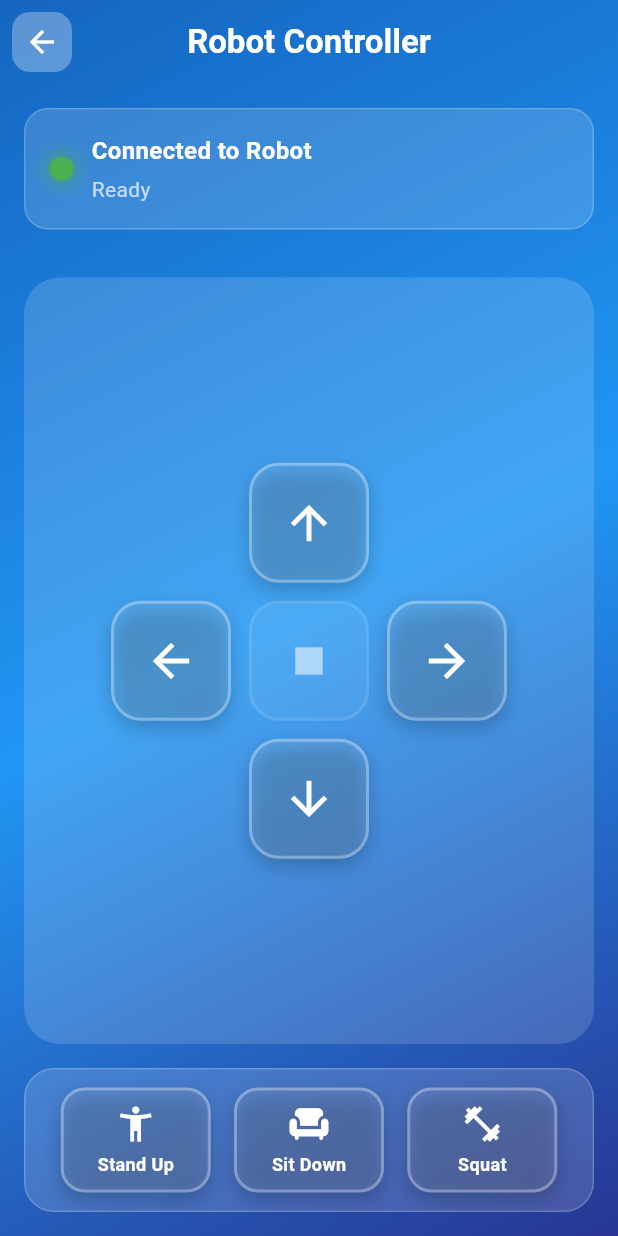
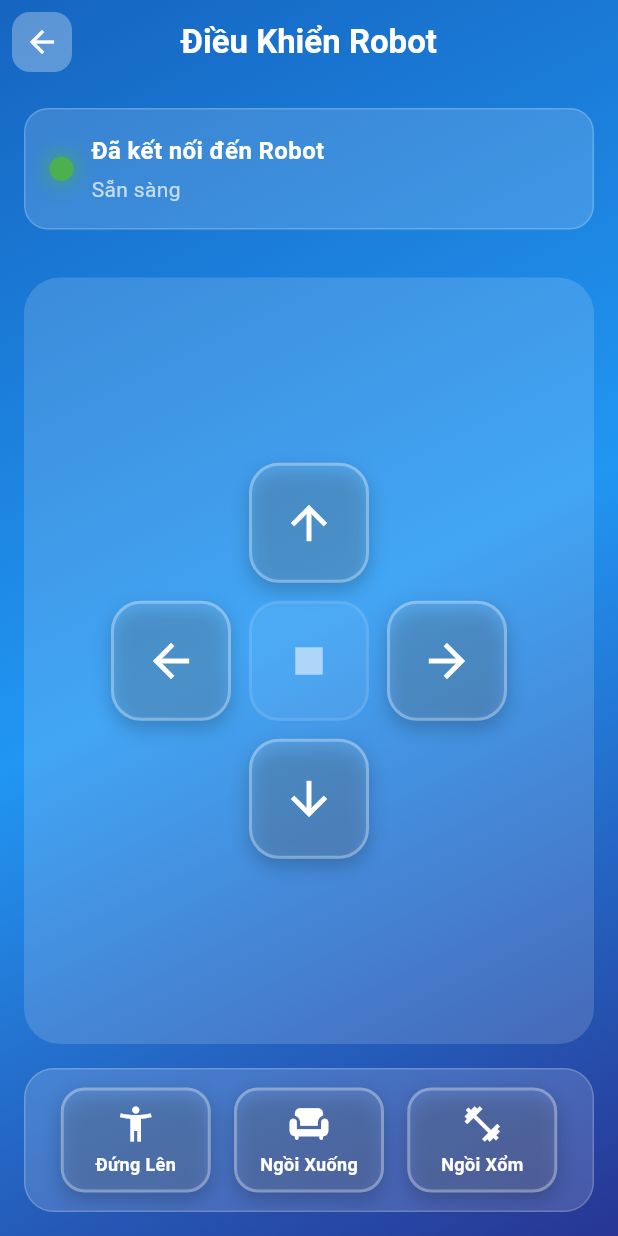
Before and after one commit to AnhnSE171217/AlphaMiniAppFSTEM, a Flutter app: the ControllerScreen screen opened directly with empty values, on a phone screen of 412 x 824 dp. Run offline on Flutter 3.47's test engine with Material 3 defaults, Android fonts, the phone set to English and light mode, and no system bars; our stand-ins replace cached_network_image, device_info_plus, firebase_auth, firebase_core, firebase_storage, flutter_blue_plus and 4 more; accounts and stored records are empty; network calls fail.

Commit message:
Changing to Vietnamese for every remain pages and reduce dance button to 14

```diff
--- a/lib/controller_screen.dart
+++ b/lib/controller_screen.dart
@@ -16,8 +16,8 @@ class ControllerScreen extends StatefulWidget {
 class _ControllerScreenState extends State<ControllerScreen>
     with SingleTickerProviderStateMixin {
   final Logger logger = Logger();
-  String connectionStatus = "Connected to Robot";
-  String lastAction = "Ready";
+  String connectionStatus = "Đã kết nối đến Robot"; // Translated
+  String lastAction = "Sẵn sàng"; // Translated
   Timer? _timer;
   final Map<String, bool> _buttonStates = {
     "Up": false,
@@ -31,9 +31,21 @@ class _ControllerScreenState extends State<ControllerScreen>
 
   // Map display names to actual commands sent
   final Map<String, String> _actionCommands = {
-    "Stand Up": "StandUp",
-    "Sit Down": "SitDown",
-    "Squat": "squat", // Display name is capitalized, but command is lowercase
+    "Đứng Lên": "StandUp", // Translated
+    "Ngồi Xuống": "SitDown", // Translated
+    "Ngồi Xổm": "squat", // Translated
+  };
+
+  // Map for user-friendly Vietnamese messages
+  final Map<String, String> _vietnameseNames = {
+    "Up": "đi lên",
+    "Down": "đi xuống",
+    "Left": "rẽ trái",
+    "Right": "rẽ phải",
+    "StandUp": "đứng lên",
+    "SitDown": "ngồi xuống",
+    "squat": "ngồi xổm",
+    "Close": "đóng kết nối",
   };
 
   late AnimationController _pulseController;
@@ -55,27 +67,28 @@ class _ControllerScreenState extends State<ControllerScreen>
 
     widget.webSocketService.messageStream.listen(
       (message) {
-        logger.i("Received message: $message");
+        logger.i("Nhận tin nhắn: $message"); // Translated
         setState(() {
-          lastAction = "Command: $message received";
+          // Simplified message display
+          lastAction = "Đã nhận lệnh";
         });
       },
       onError: (error) {
         setState(() {
-          connectionStatus = "Connection Error";
-          lastAction = error.toString();
+          connectionStatus = "Lỗi kết nối"; // Translated
+          lastAction = "Có lỗi xảy ra"; // Simplified error message
         });
       },
       onDone: () {
         setState(() {
-          connectionStatus = "Disconnected";
-          lastAction = "Connection closed";
+          connectionStatus = "Đã ngắt kết nối"; // Translated
+          lastAction = "Kết nối đã đóng"; // Translated
         });
       },
     );
 
     setState(() {
-      connectionStatus = "Connected to Robot";
+      connectionStatus = "Đã kết nối đến Robot"; // Translated
     });
   }
 
@@ -86,10 +99,16 @@ class _ControllerScreenState extends State<ControllerScreen>
     super.dispose();
   }
 
+  // Get friendly Vietnamese name for commands
+  String _getVietnameseName(String command) {
+    return _vietnameseNames[command] ?? command;
+  }
+
   void _sendMessage(String command) {
     widget.webSocketService.sendMessage(command);
     setState(() {
-      lastAction = "Moving: $command";
+      // More user-friendly status message
+      lastAction = "Đang ${_getVietnameseName(command)}";
     });
     HapticFeedback.mediumImpact();
   }
@@ -110,7 +129,7 @@ class _ControllerScreenState extends State<ControllerScreen>
   void _onLongPressEnd(String direction) {
     setState(() {
       _buttonStates[direction] = false;
-      lastAction = "Stopped: $direction";
+      lastAction = "Đã dừng ${_getVietnameseName(direction)}"; // Translated
     });
     _timer?.cancel();
   }
@@ -157,7 +176,7 @@ class _ControllerScreenState extends State<ControllerScreen>
         leading: Container(
           margin: const EdgeInsets.all(8),
           decoration: BoxDecoration(
-            color: Colors.white.withAlpha(77), // 0.3 * 255 ≈ 77
+            color: Colors.white.withAlpha(77),
             borderRadius: BorderRadius.circular(12),
           ),
           child: IconButton(
@@ -169,7 +188,7 @@ class _ControllerScreenState extends State<ControllerScreen>
           ),
         ),
         title: const Text(
-          "Robot Controller",
+          "Điều Khiển Robot", // Translated
           style: TextStyle(
             color: Colors.white,
             fontWeight: FontWeight.bold,
@@ -204,7 +223,7 @@ class _ControllerScreenState extends State<ControllerScreen>
                 child: Container(
                   margin: const EdgeInsets.all(16),
                   decoration: BoxDecoration(
-                    color: Colors.white.withAlpha(38), // 0.15 * 255 ≈ 38
+                    color: Colors.white.withAlpha(38),
                     borderRadius: BorderRadius.circular(24),
                   ),
                   child: Padding(
@@ -230,12 +249,9 @@ class _ControllerScreenState extends State<ControllerScreen>
     return Container(
       padding: const EdgeInsets.all(16),
       decoration: BoxDecoration(
-        color: Colors.white.withAlpha(38), // 0.15 * 255 ≈ 38
+        color: Colors.white.withAlpha(38),
         borderRadius: BorderRadius.circular(16),
-        border: Border.all(
-          color: Colors.white.withAlpha(51), // 0.2 * 255 ≈ 51
-          width: 1,
-        ),
+        border: Border.all(color: Colors.white.withAlpha(51), width: 1),
       ),
       child: Row(
         children: [
@@ -249,17 +265,21 @@ class _ControllerScreenState extends State<ControllerScreen>
                 decoration: BoxDecoration(
                   shape: BoxShape.circle,
                   color:
-                      connectionStatus.contains("Error")
+                      connectionStatus.contains(
+                            "Lỗi",
+                          ) // Changed to look for Vietnamese error
                           ? Colors.red
                           : Colors.green,
                   boxShadow: [
                     BoxShadow(
-                      color: (connectionStatus.contains("Error")
+                      color: (connectionStatus.contains(
+                                "Lỗi",
+                              ) // Changed to look for Vietnamese error
                               ? Colors.red
                               : Colors.green)
                           .withAlpha(
                             (_pulseAnimation.value * 0.7 * 255).toInt(),
-                          ), // converting opacity to alpha
+                          ),
                       blurRadius: 10 * _pulseAnimation.value,
                       spreadRadius: 2 * _pulseAnimation.value,
                     ),
@@ -285,7 +305,7 @@ class _ControllerScreenState extends State<ControllerScreen>
                 Text(
                   lastAction,
                   style: TextStyle(
-                    color: Colors.white.withAlpha(179), // 0.7 * 255 ≈ 179
+                    color: Colors.white.withAlpha(179),
                     fontSize: 14,
                   ),
                 ),
@@ -323,19 +343,16 @@ class _ControllerScreenState extends State<ControllerScreen>
     return Container(
       padding: const EdgeInsets.symmetric(vertical: 12, horizontal: 8),
       decoration: BoxDecoration(
-        color: Colors.white.withAlpha(38), // 0.15 * 255 ≈ 38
+        color: Colors.white.withAlpha(38),
         borderRadius: BorderRadius.circular(20),
-        border: Border.all(
-          color: Colors.white.withAlpha(51), // 0.2 * 255 ≈ 51
-          width: 1,
-        ),
+        border: Border.all(color: Colors.white.withAlpha(51), width: 1),
       ),
       child: Row(
         mainAxisAlignment: MainAxisAlignment.spaceEvenly,
         children: [
-          _buildActionButton("Stand Up", Icons.accessibility_new),
-          _buildActionButton("Sit Down", Icons.chair),
-          _buildActionButton("Squat", Icons.fitness_center),
+          _buildActionButton("Đứng Lên", Icons.accessibility_new), // Translated
+          _buildActionButton("Ngồi Xuống", Icons.chair), // Translated
+          _buildActionButton("Ngồi Xổm", Icons.fitness_center), // Translated
         ],
       ),
     );
@@ -417,27 +434,27 @@ class _ControllerScreenState extends State<ControllerScreen>
           color:
               isPressed
                   ? Colors.white.withAlpha(77)
-                  : Colors.white.withAlpha(26), // 0.3 and 0.1 * 255
+                  : Colors.white.withAlpha(26),
           borderRadius: BorderRadius.circular(20),
           border: Border.all(
             color:
                 isPressed
                     ? Colors.white.withAlpha(204)
-                    : Colors.white.withAlpha(77), // 0.8 and 0.3 * 255
+                    : Colors.white.withAlpha(77),
             width: 2,
           ),
           boxShadow:
               isPressed
                   ? [
                     BoxShadow(
-                      color: Colors.black.withAlpha(26), // 0.1 * 255 ≈ 26
+                      color: Colors.black.withAlpha(26),
                       blurRadius: 5,
                       offset: const Offset(0, 2),
                     ),
                   ]
                   : [
                     BoxShadow(
-                      color: Colors.black.withAlpha(51), // 0.2 * 255 ≈ 51
+                      color: Colors.black.withAlpha(51),
                       blurRadius: 10,
                       offset: const Offset(0, 5),
                     ),
@@ -454,12 +471,9 @@ class _ControllerScreenState extends State<ControllerScreen>
       width: 80,
       height: 80,
       decoration: BoxDecoration(
-        color: Colors.white.withAlpha(13), // 0.05 * 255 ≈ 13
+        color: Colors.white.withAlpha(13),
         borderRadius: BorderRadius.circular(20),
-        border: Border.all(
-          color: Colors.white.withAlpha(26), // 0.1 * 255 ≈ 26
-          width: 2,
-        ),
+        border: Border.all(color: Colors.white.withAlpha(26), width: 2),
       ),
       child: const Icon(Icons.stop, color: Colors.white54, size: 36),
     );
```
Also changed, not shown: lib/dance_screen.dart (+9 -15 lines), lib/firebase_image_gallery.dart (+78 -52 lines), lib/home_screen.dart (+5 -5 lines), 1 other file.
